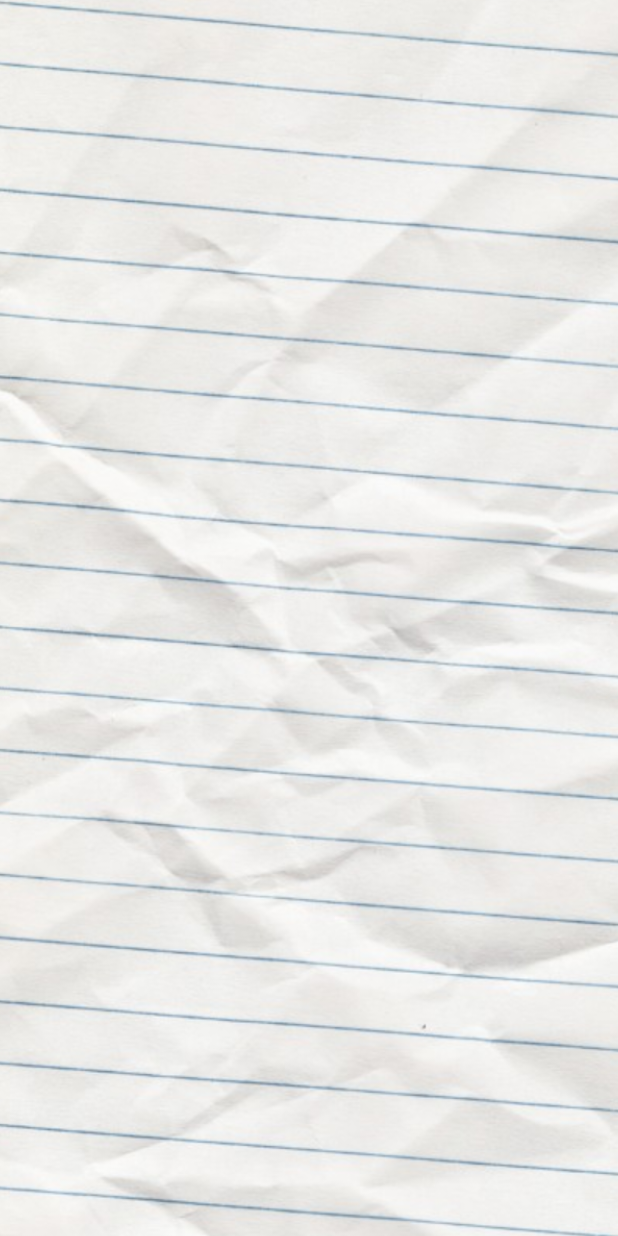
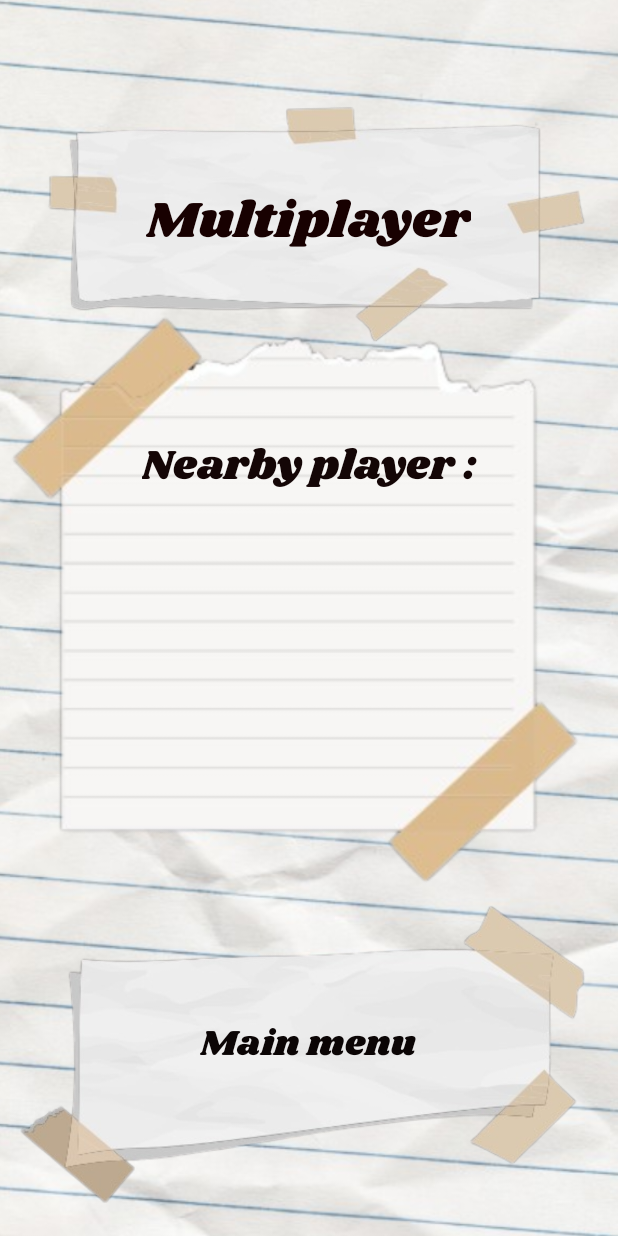
Before and after one commit to MasterPNJ/MiniPaper, an Android app built with Jetpack Compose: the layout multi_menu.xml on its own in the app's theme, with its tools: preview values and no code run, on a phone screen of 412 x 824 dp. Run offline under Robolectric (Android 15) with nearby library versions, the phone set to English and light mode, and no system bars.

Commit message:
Add : menu multi
Add : menu multi

```diff
--- a/app/src/main/AndroidManifest.xml
+++ b/app/src/main/AndroidManifest.xml
@@ -41,6 +41,13 @@
             android:theme="@style/Theme.MiniPaper" />
 
         <activity
+            android:name=".MultiActivity"
+            android:screenOrientation="portrait"
+            android:exported="false"
+            android:label="@string/title_multi_activity"
+            android:theme="@style/Theme.MiniPaper" />
+
+        <activity
             android:name=".RandomtapActivity"
             android:screenOrientation="portrait"
             android:exported="false"
--- a/app/src/main/java/com/example/minipaper/MainActivity.kt
+++ b/app/src/main/java/com/example/minipaper/MainActivity.kt
@@ -26,5 +26,11 @@ class MainActivity : AppCompatActivity() {
             val intent = Intent(this, CountdownActivity::class.java)
             startActivity(intent)
         }
+
+        val multiButton = findViewById<ImageView>(R.id.imageView10)
+        multiButton.setOnClickListener {
+            val intent = Intent(this, MultiActivity::class.java)
+            startActivity(intent)
+        }
     }
 }
--- /dev/null
+++ b/app/src/main/java/com/example/minipaper/MultiActivity.kt
@@ -0,0 +1,24 @@
+package com.example.minipaper
+
+import android.content.Intent
+import android.os.Bundle
+import android.widget.ImageView
+import androidx.appcompat.app.AppCompatActivity
+
+class MultiActivity : AppCompatActivity() {
+    override fun onCreate(savedInstanceState: Bundle?) {
+        super.onCreate(savedInstanceState)
+
+        setContentView(R.layout.multi_menu)
+
+        // Récupération de l'ImageView "Main Menu"
+        val mainMenuButton = findViewById<ImageView>(R.id.imageView24)
+
+        // Définir le listener pour le clic
+        mainMenuButton.setOnClickListener {
+            val intent = Intent(this, MainActivity::class.java)
+            startActivity(intent)
+            finish() // Ferme l'activité actuelle
+        }
+    }
+}
--- a/app/src/main/res/layout/multi_menu.xml
+++ b/app/src/main/res/layout/multi_menu.xml
@@ -1,6 +1,7 @@
 <?xml version="1.0" encoding="utf-8"?>
 <androidx.constraintlayout.widget.ConstraintLayout xmlns:android="http://schemas.android.com/apk/res/android"
     xmlns:app="http://schemas.android.com/apk/res-auto"
+    xmlns:tools="http://schemas.android.com/tools"
     android:layout_width="match_parent"
     android:layout_height="match_parent">
 
@@ -16,4 +17,85 @@
         app:layout_constraintStart_toStartOf="parent"
         app:layout_constraintTop_toTopOf="parent"
         app:layout_constraintVertical_bias="1.0" />
+
+    <ImageView
+        android:id="@+id/imageView19"
+        android:layout_width="wrap_content"
+        android:layout_height="wrap_content"
+        app:layout_constraintBottom_toBottomOf="parent"
+        app:layout_constraintEnd_toEndOf="parent"
+        app:layout_constraintHorizontal_bias="0.0"
+        app:layout_constraintStart_toStartOf="parent"
+        app:layout_constraintTop_toTopOf="parent"
+        app:layout_constraintVertical_bias="0.0"
+        app:srcCompat="@drawable/paper_6" />
+
+    <TextView
+        android:id="@+id/textView14"
+        android:layout_width="wrap_content"
+        android:layout_height="wrap_content"
+        android:fontFamily="@font/shrikhand"
+        android:text="Multiplayer"
+        android:textColor="#180101"
+        android:textSize="34sp"
+        app:layout_constraintBottom_toBottomOf="@+id/imageView19"
+        app:layout_constraintEnd_toEndOf="parent"
+        app:layout_constraintHorizontal_bias="0.498"
+        app:layout_constraintStart_toStartOf="@+id/imageView19"
+        app:layout_constraintTop_toTopOf="@+id/backgroundImage4"
+        app:layout_constraintVertical_bias="0.513" />
+
+    <ImageView
+        android:id="@+id/imageView23"
+        android:layout_width="474dp"
+        android:layout_height="426dp"
+        app:layout_constraintBottom_toBottomOf="@+id/backgroundImage4"
+        app:layout_constraintEnd_toEndOf="parent"
+        app:layout_constraintHorizontal_bias="0.507"
+        app:layout_constraintStart_toStartOf="parent"
+        app:layout_constraintTop_toTopOf="@+id/backgroundImage4"
+        app:layout_constraintVertical_bias="0.473"
+        app:srcCompat="@drawable/paper_3" />
+
+    <TextView
+        android:id="@+id/textView15"
+        android:layout_width="wrap_content"
+        android:layout_height="wrap_content"
+        android:fontFamily="@font/shrikhand"
+        android:text="Nearby player :"
+        android:textColor="#140606"
+        android:textSize="28sp"
+        app:layout_constraintBottom_toBottomOf="@+id/imageView23"
+        app:layout_constraintEnd_toEndOf="@+id/imageView23"
+        app:layout_constraintHorizontal_bias="0.502"
+        app:layout_constraintStart_toStartOf="@+id/imageView23"
+        app:layout_constraintTop_toTopOf="@+id/imageView23"
+        app:layout_constraintVertical_bias="0.265" />
+
+    <ImageView
+        android:id="@+id/imageView24"
+        android:layout_width="388dp"
+        android:layout_height="317dp"
+        app:layout_constraintBottom_toBottomOf="@+id/backgroundImage4"
+        app:layout_constraintEnd_toEndOf="parent"
+        app:layout_constraintHorizontal_bias="0.478"
+        app:layout_constraintStart_toStartOf="parent"
+        app:layout_constraintTop_toBottomOf="@+id/imageView23"
+        app:layout_constraintVertical_bias="0.804"
+        app:srcCompat="@drawable/paper_1" />
+
+    <TextView
+        android:id="@+id/textView17"
+        android:layout_width="wrap_content"
+        android:layout_height="wrap_content"
+        android:fontFamily="@font/shrikhand"
+        android:text="Main menu"
+        android:textColor="#0B0505"
+        android:textSize="24sp"
+        app:layout_constraintBottom_toBottomOf="@+id/backgroundImage4"
+        app:layout_constraintEnd_toEndOf="parent"
+        app:layout_constraintHorizontal_bias="0.476"
+        app:layout_constraintStart_toStartOf="@+id/imageView24"
+        app:layout_constraintTop_toTopOf="@+id/imageView24"
+        app:layout_constraintVertical_bias="0.579" />
 </androidx.constraintlayout.widget.ConstraintLayout>
--- a/app/src/main/res/values/strings.xml
+++ b/app/src/main/res/values/strings.xml
@@ -4,4 +4,5 @@
     <string name="title_countdown_activity" />
     <string name="title_randomtap_activity" />
     <string name="title_first_connexion_activity" />
+    <string name="title_multi_activity" />
 </resources>
```
